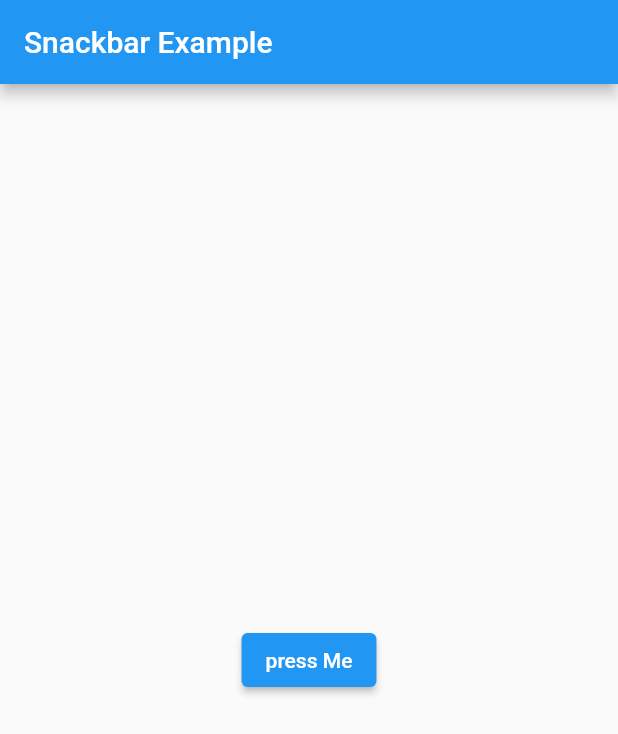
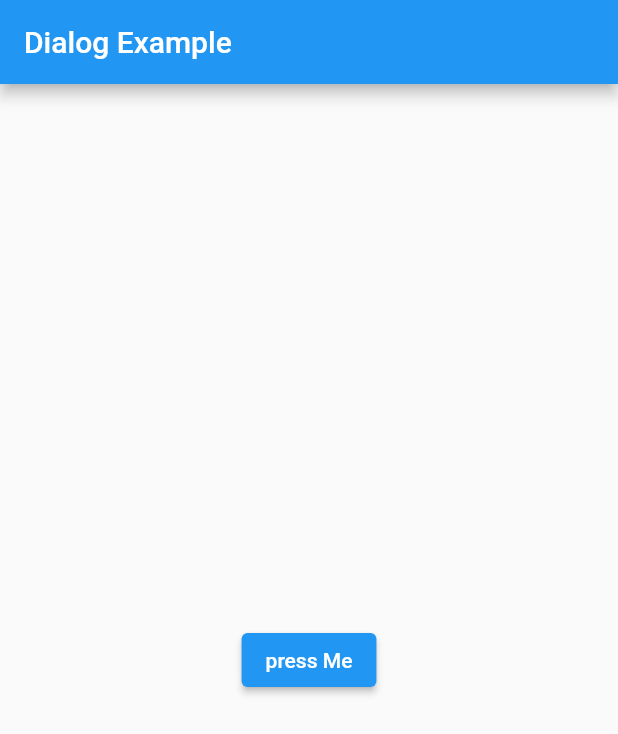
Before and after one commit to SanskarModi22/Flutter_GetX, a Flutter app: the screen it shows after launch, on a phone screen of 412 x 824 dp. Shown: the top 734 px of the screen. Run offline on Flutter 3.47's test engine with Material 2 defaults, Android fonts, the phone set to English and light mode, and no system bars; our stand-ins replace get.

Commit message:
Dialogue Box

```diff
--- /dev/null
+++ b/lib/dialog.dart
@@ -0,0 +1,33 @@
+import 'package:flutter/material.dart';
+import 'package:get/get.dart';
+class Dialoge extends StatelessWidget {
+  const Dialoge({Key? key}) : super(key: key);
+
+  @override
+  Widget build(BuildContext context) {
+    return Scaffold(
+      appBar: AppBar(
+        title: Text("Dialog Example"),
+      ),
+      body: Center(
+        child: Container(
+          child: ElevatedButton(
+            child: Text("press Me"),
+            onPressed: (){
+              Get.defaultDialog(
+                title: "Name",
+                middleText: "Sanskar Modi",
+                onCancel: (){},
+                onConfirm: (){
+                  Get.back();
+                },
+
+
+              );
+            },
+          ),
+        ),
+      ),
+    );
+  }
+}
--- a/lib/main.dart
+++ b/lib/main.dart
@@ -1,6 +1,8 @@
 import 'package:flutter/material.dart';
 import 'package:flutter_getx/snackbar.dart';
 import 'package:get/get.dart';
+
+import 'dialog.dart';
 
 void main() {
   runApp(const MyApp());
@@ -18,7 +20,7 @@ class MyApp extends StatelessWidget {
 
         primarySwatch: Colors.blue,
       ),
-      home: snackBar(),
+      home: Dialoge(),
     );
   }
 }
```
